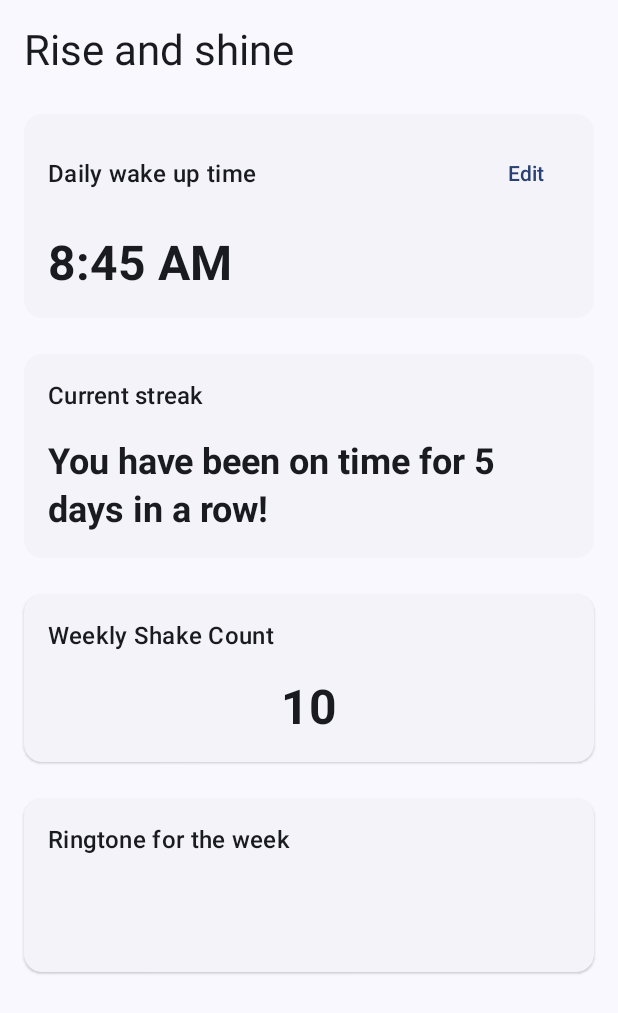
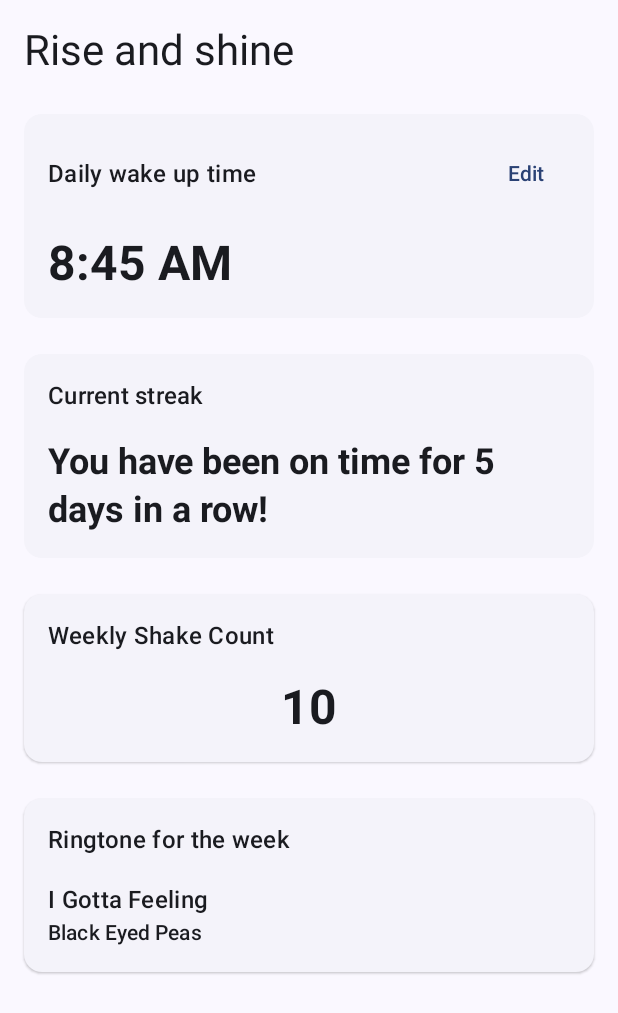
Before and after one commit to pastelcolors/WakeUpShakeUp, an Android app built with Jetpack Compose: the screen it shows after launch (MainActivity), on a phone screen of 412 x 824 dp. Shown: the top 1013 px of the screen. Run offline under Robolectric (Android 15) with nearby library versions, the light colour scheme and no system bars; our stand-ins replace livedata-compose.

Commit message:
added placeholder text for ringtone

```diff
--- a/app/src/main/java/com/example/wakeupshakeup/MainActivity.kt
+++ b/app/src/main/java/com/example/wakeupshakeup/MainActivity.kt
@@ -88,8 +88,8 @@ fun ShowTimePicker(time: MutableState<String>): Pair<Int, Int> {
 
 @Composable
 fun AlarmScreen() {
-    val songTitle by ShakeService().currentSongTitle.observeAsState("")
-    val songArtist by ShakeService().currentSongArtist.observeAsState("")
+    val songTitle by ShakeService().currentSongTitle.observeAsState("I Gotta Feeling")
+    val songArtist by ShakeService().currentSongArtist.observeAsState("Black Eyed Peas")
 
     Surface(
         modifier = Modifier.fillMaxSize(),
```
